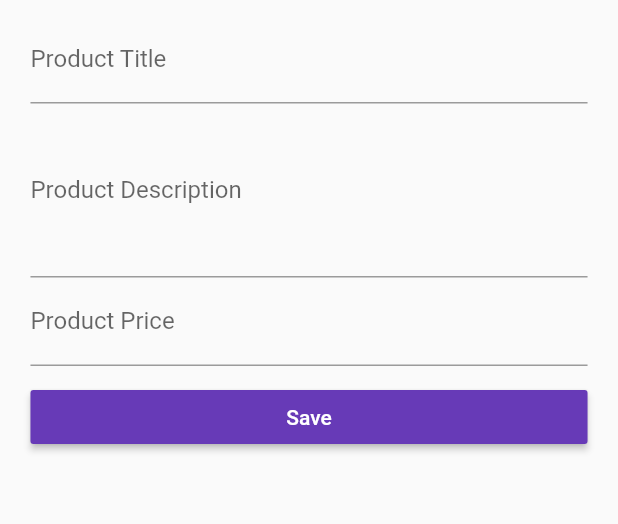
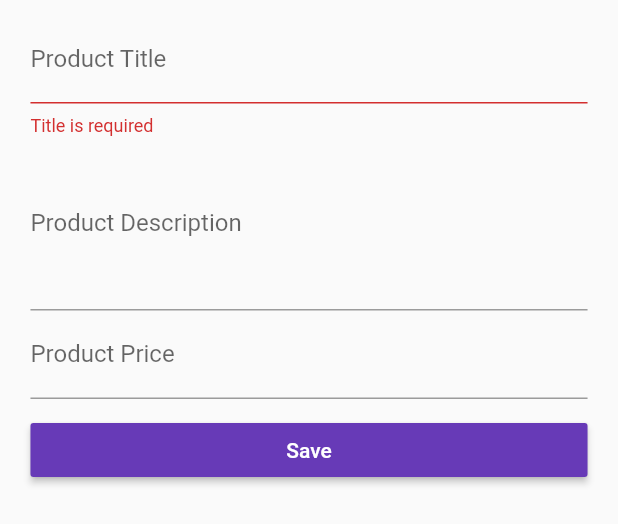
Before and after one commit to azamat87/flutter_app, a Flutter app: the ProductCreatePage widget shown alone on an empty page, opened directly with empty values, after a tap on "Save", on a phone screen of 412 x 824 dp. Shown: the top 524 px of the screen. Run offline on Flutter 3.47's test engine with Material 2 defaults, Android fonts, the phone set to English and light mode, and no system bars.

```diff
--- a/lib/pages/product_create.dart
+++ b/lib/pages/product_create.dart
@@ -1,3 +1,5 @@
+
+import 'dart:math';
 
 import 'package:flutter/material.dart';
 
@@ -18,40 +20,56 @@ class _ProductCreatePageState extends State<ProductCreatePage> {
   String titleValue;
   String descriptionValue;
   double priceValue;
+  final GlobalKey<FormState> _formKey = GlobalKey<FormState>();
 
   Widget _buildTitleTextField() {
-    return TextField(
+    return TextFormField(
       decoration: InputDecoration(
           labelText: 'Product Title'
       ),
-      onChanged: (String value) {
+      validator: (String value) {
+        if(value.isEmpty) {
+          return 'Title is required';
+        }
+      },
+      onSaved: (String value) {
+        setState(() {
           titleValue = value;
+        });
       },);
   }
 
   Widget _buildDescriptionTextField() {
-    return TextField(
+    return TextFormField(
       decoration: InputDecoration(
           labelText: 'Product Description'
       ),
       maxLines: 4,
-      onChanged: (String value) {
+      onSaved: (String value) {
+        setState(() {
           descriptionValue = value;
+        });
       },);
   }
 
   Widget _buildPriceTextField() {
-    return TextField(
+    return TextFormField(
       decoration: InputDecoration(
           labelText: 'Product Price'
       ),
       keyboardType: TextInputType.number,
-      onChanged: (String value) {
+      onSaved: (String value) {
+        setState(() {
           priceValue = double.parse(value);
+        });
       },);
   }
 
   void _submitForm(){
+    if(!_formKey.currentState.validate()){
+      return;
+    }
+    _formKey.currentState.save();
     final Map<String, dynamic> product = {
       'title' : titleValue,
       'description': descriptionValue,
@@ -70,6 +88,8 @@ class _ProductCreatePageState extends State<ProductCreatePage> {
 
     return Container(
       margin: EdgeInsets.all(10.0),
+      child: Form(
+        key: _formKey,
         child: ListView(
           padding: EdgeInsets.symmetric(horizontal: targetPadding / 2),
           children: <Widget>[
@@ -84,6 +104,7 @@ class _ProductCreatePageState extends State<ProductCreatePage> {
             )
           ],
         ),
+      ),
     );
   }
 }
```
Lines whose indentation alone changed are shown as unchanged.
